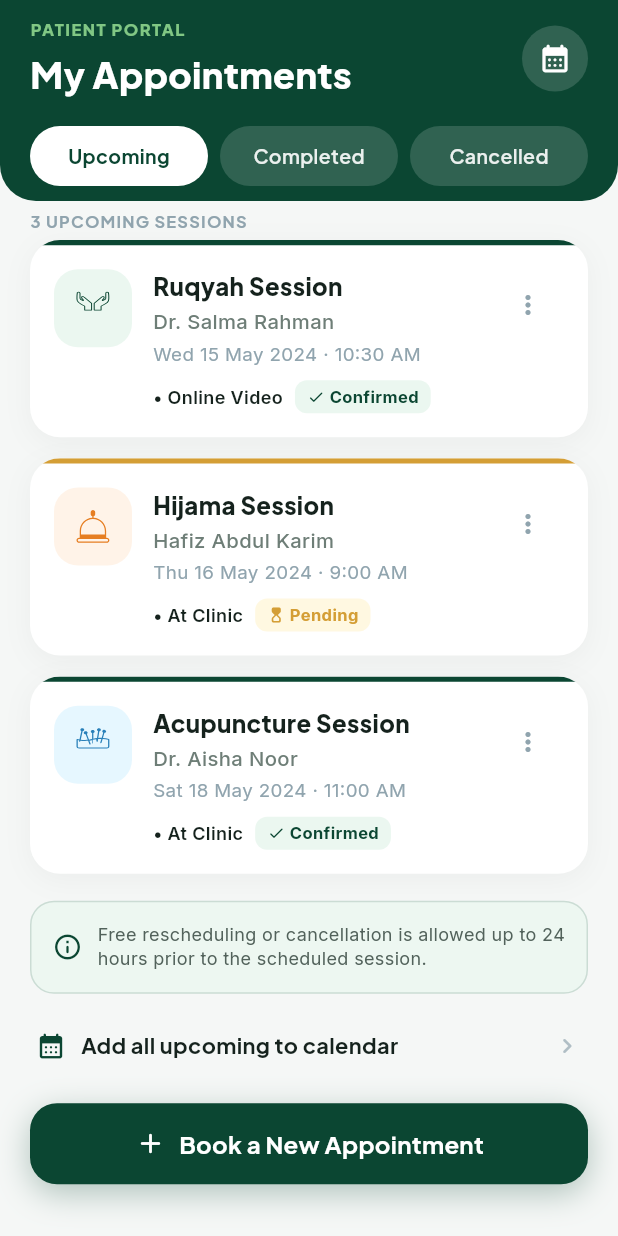
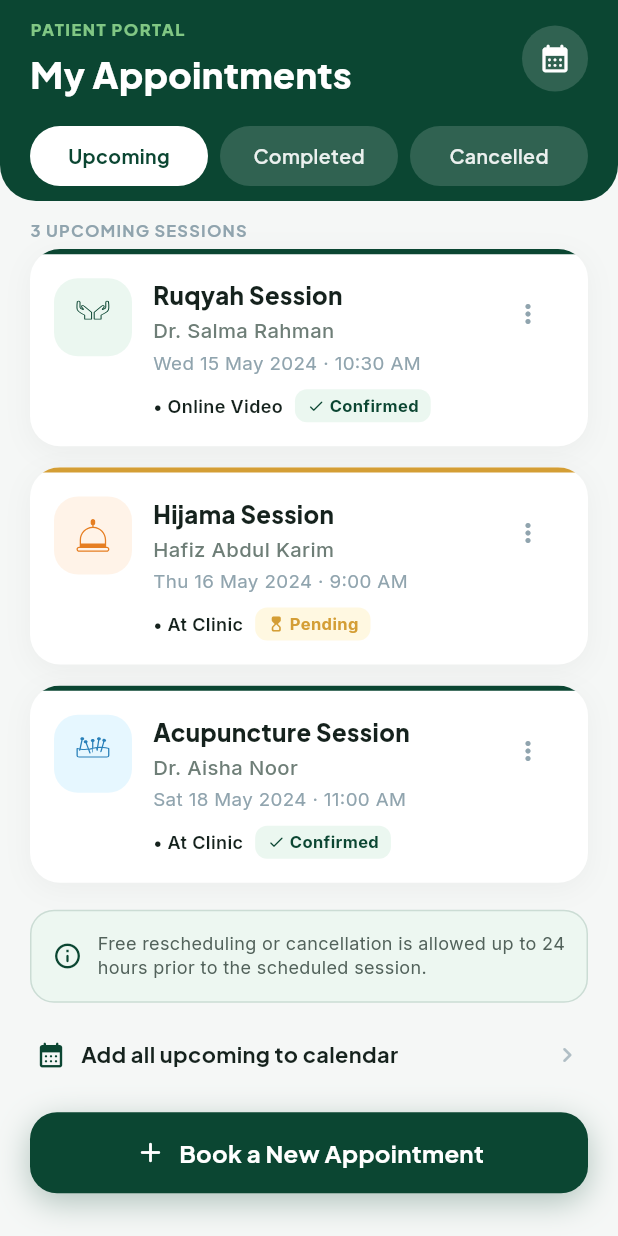
Before and after one commit to sadikmahmudadive/Ruqyah-Healing, a Flutter app: the BookingsTab screen opened directly, on a phone screen of 412 x 824 dp. Run offline on Flutter 3.47's test engine with Material 3 defaults, Android fonts, the phone set to English and light mode, and no system bars; our stand-ins replace cloud_firestore, firebase_auth, firebase_core, google_sign_in; accounts and stored records are empty.

Commit message:
Add 6px padding on top of UPCOMING SESSIONS text in bookings_tab.dart

```diff
--- a/lib/screens/tabs/bookings_tab.dart
+++ b/lib/screens/tabs/bookings_tab.dart
@@ -1,5 +1,3 @@
-import 'dart:ui';
-
 import 'package:flutter/material.dart';
 import 'package:flutter/services.dart';
 
@@ -135,7 +133,9 @@ class _BookingsTabState extends State<BookingsTab> {
                   crossAxisAlignment: CrossAxisAlignment.start,
                   children: [
                     // Section Sub-Header
-                    Text(
+                    Padding(
+                      padding: const EdgeInsets.only(top: 6.0),
+                      child: Text(
                         '${_upcomingSessions.length} UPCOMING SESSIONS',
                         style: const TextStyle(
                           fontFamily: 'PlusJakartaSans',
@@ -143,6 +143,7 @@ class _BookingsTabState extends State<BookingsTab> {
                           fontWeight: FontWeight.w700,
                           letterSpacing: 0.8,
                           color: Color(0xFF90A4AE),
+                        ),
                       ),
                     ),
 
```
Lines whose indentation alone changed are shown as unchanged.
